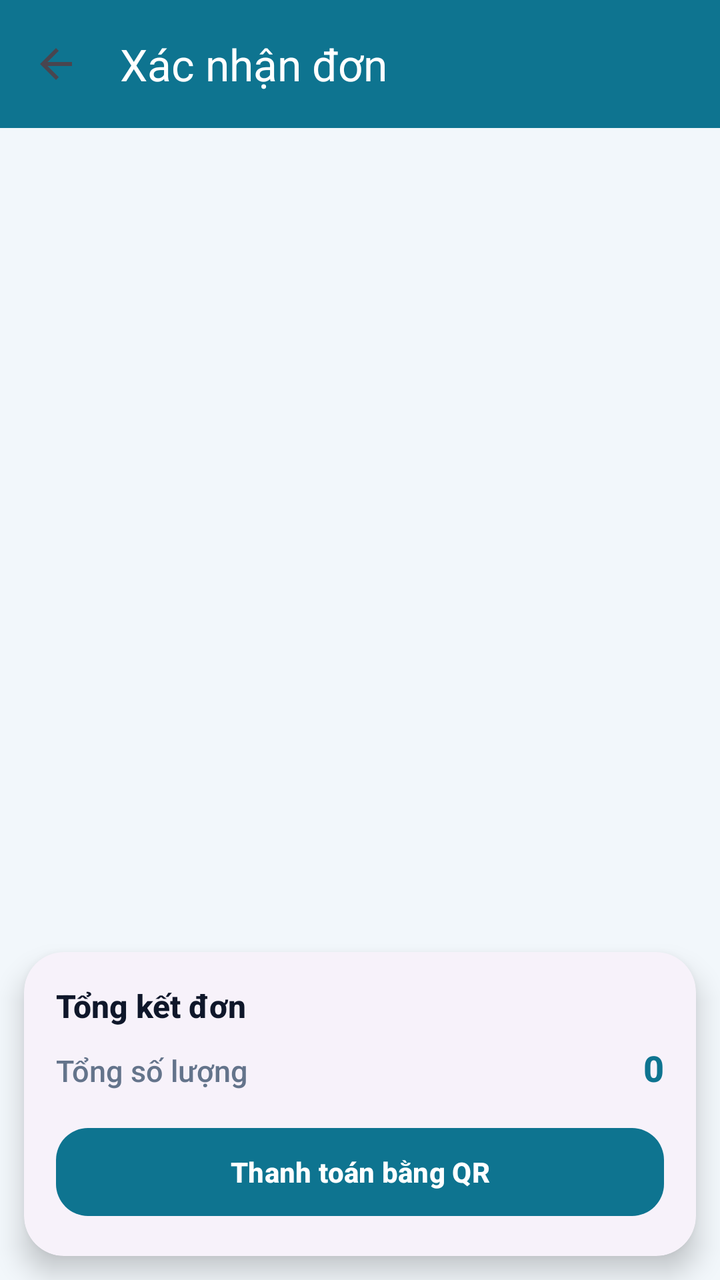
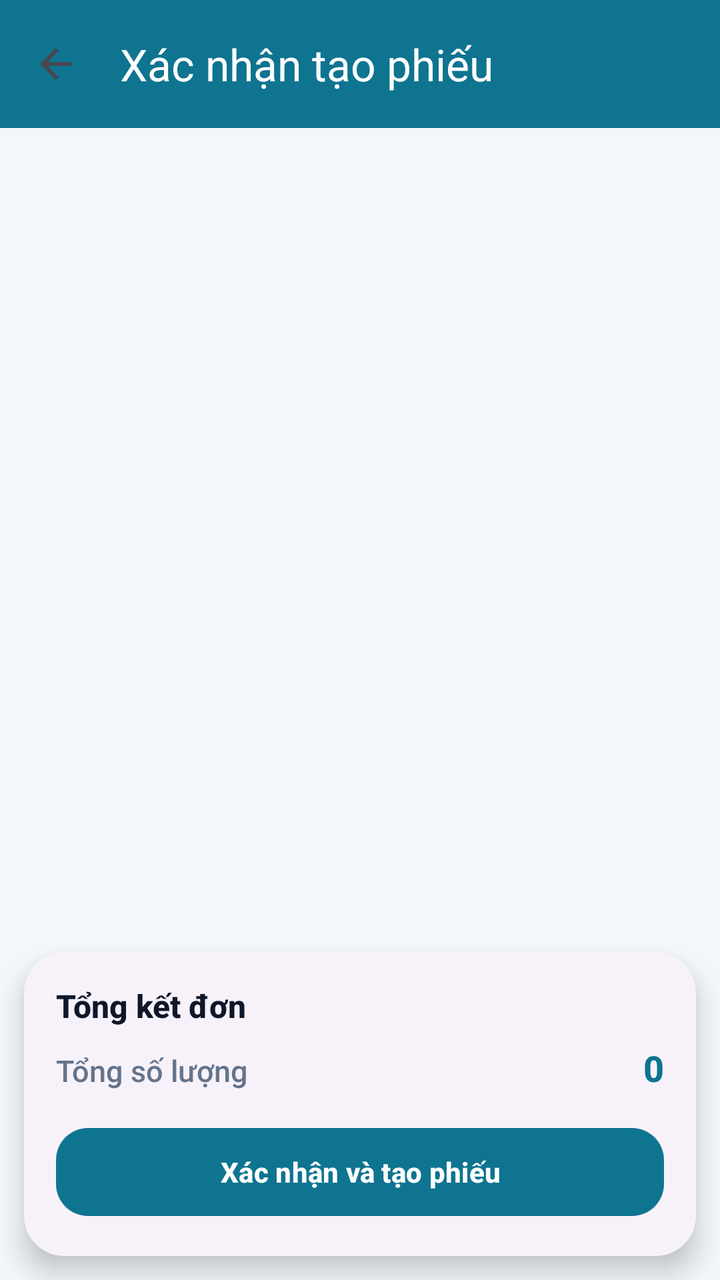

Screens rendered from an Android XML layout before and after an edit, with the pre-edit source and the edit as a unified diff.
<!-- AndroidManifest.xml: application theme Theme.InvSmart -->
<!-- res/layout/fragment_order_detail.xml -->
<?xml version="1.0" encoding="utf-8"?>
<androidx.constraintlayout.widget.ConstraintLayout xmlns:android="http://schemas.android.com/apk/res/android"
    xmlns:app="http://schemas.android.com/apk/res-auto"
    xmlns:tools="http://schemas.android.com/tools"
    android:layout_width="match_parent"
    android:layout_height="match_parent"
    android:background="@color/md_theme_light_background"
    tools:context=".ui.view.OrderDetailFragment">

    <com.google.android.material.appbar.AppBarLayout
        android:id="@+id/appBarLayout"
        android:layout_width="match_parent"
        android:layout_height="wrap_content"
        app:elevation="0dp"
        app:layout_constraintTop_toTopOf="parent">

        <androidx.appcompat.widget.Toolbar
            android:id="@+id/toolbar"
            android:layout_width="match_parent"
            android:layout_height="?attr/actionBarSize"
            app:title="Xác nhận đơn"
            app:titleTextColor="@android:color/white"
            app:navigationIcon="?attr/homeAsUpIndicator"
            android:background="?attr/colorPrimary" />
    </com.google.android.material.appbar.AppBarLayout>

    <androidx.recyclerview.widget.RecyclerView
        android:id="@+id/rvOrderDetails"
        android:layout_width="match_parent"
        android:layout_height="0dp"
        android:clipToPadding="false"
        android:paddingBottom="8dp"
        app:layout_constraintTop_toBottomOf="@+id/appBarLayout"
        app:layout_constraintBottom_toTopOf="@+id/bottomSection" />

    <com.google.android.material.card.MaterialCardView
        android:id="@+id/bottomSection"
        android:layout_width="match_parent"
        android:layout_height="wrap_content"
        android:layout_margin="12dp"
        app:cardCornerRadius="20dp"
        app:cardElevation="8dp"
        app:layout_constraintBottom_toBottomOf="parent">

        <LinearLayout
            android:layout_width="match_parent"
            android:layout_height="wrap_content"
            android:orientation="vertical"
            android:padding="16dp">

            <TextView
                android:layout_width="wrap_content"
                android:layout_height="wrap_content"
                android:text="Tổng kết đơn"
                android:textColor="?attr/colorOnSurface"
                android:textSize="16sp"
                android:textStyle="bold" />

            <LinearLayout
                android:layout_width="match_parent"
                android:layout_height="wrap_content"
                android:layout_marginTop="8dp"
                android:orientation="horizontal">

                <TextView
                    android:layout_width="0dp"
                    android:layout_height="wrap_content"
                    android:layout_weight="1"
                    android:text="Tổng số lượng"
                    android:textColor="@color/brand_text_muted"
                    android:textSize="15sp" />

                <TextView
                    android:id="@+id/tvTotalQuantity"
                    android:layout_width="wrap_content"
                    android:layout_height="wrap_content"
                    android:text="0"
                    android:textColor="?attr/colorPrimary"
                    android:textSize="18sp"
                    android:textStyle="bold" />
            </LinearLayout>

            <com.google.android.material.button.MaterialButton
                android:id="@+id/btnConfirm"
                android:layout_width="match_parent"
                android:layout_height="wrap_content"
                android:layout_marginTop="14dp"
                android:text="Thanh toán bằng QR"
                android:textStyle="bold" />

            <ProgressBar
                android:id="@+id/progressBar"
                android:layout_width="wrap_content"
                android:layout_height="wrap_content"
                android:layout_gravity="center"
                android:layout_marginTop="10dp"
                android:visibility="gone" />
        </LinearLayout>

    </com.google.android.material.card.MaterialCardView>

</androidx.constraintlayout.widget.ConstraintLayout>
<!-- resources referenced by this layout -->
<resources>
  <color name="brand_text_muted">#64748B</color>
  <color name="md_theme_light_background">#F2F7FB</color>
  <style name="Theme.InvSmart" parent="Base.Theme.InvSmart" />
  <style name="Base.Theme.InvSmart" parent="Theme.Material3.DayNight.NoActionBar">
          <item name="colorPrimary">@color/md_theme_light_primary</item>
          <item name="colorOnPrimary">@color/md_theme_light_onPrimary</item>
          <item name="colorPrimaryContainer">@color/md_theme_light_primaryContainer</item>
          <item name="colorOnPrimaryContainer">@color/md_theme_light_onPrimaryContainer</item>
          <item name="colorSecondary">@color/md_theme_light_secondary</item>
          <item name="colorOnSecondary">@color/md_theme_light_onSecondary</item>
          <item name="colorSurface">@color/md_theme_light_surface</item>
          <item name="colorOnSurface">@color/md_theme_light_onSurface</item>
          <item name="colorSurfaceVariant">@color/md_theme_light_surfaceVariant</item>
          <item name="colorOutline">@color/md_theme_light_outline</item>
          <item name="colorOnBackground">@color/md_theme_light_onBackground</item>
          <item name="colorError">@color/md_theme_light_error</item>
          <item name="colorOnError">@color/md_theme_light_onError</item>
          <item name="android:colorBackground">@color/md_theme_light_background</item>
  
          <item name="toolbarStyle">@style/Widget.InvSmart.Toolbar</item>
          <item name="materialButtonStyle">@style/Widget.InvSmart.Button.Primary</item>
          <item name="textInputStyle">@style/Widget.InvSmart.InputLayout</item>
          <item name="materialCardViewStyle">@style/Widget.InvSmart.Card</item>
  
          <item name="android:fontFamily">sans-serif-medium</item>
          <item name="android:statusBarColor">@android:color/transparent</item>
          <item name="android:windowLightStatusBar">true</item>
      </style>
  <color name="md_theme_light_primary">#0E7490</color>
  <color name="md_theme_light_onPrimary">#FFFFFF</color>
  <color name="md_theme_light_primaryContainer">#CCF0FA</color>
  <color name="md_theme_light_onPrimaryContainer">#062433</color>
  <color name="md_theme_light_secondary">#0F766E</color>
  <color name="md_theme_light_onSecondary">#FFFFFF</color>
  <color name="md_theme_light_surface">#FFFFFF</color>
  <color name="md_theme_light_onSurface">#0F172A</color>
  <color name="md_theme_light_surfaceVariant">#E3EDF7</color>
  <color name="md_theme_light_outline">#A8B4C3</color>
  <color name="md_theme_light_onBackground">#111827</color>
  <color name="md_theme_light_error">#D12F2F</color>
  <color name="md_theme_light_onError">#FFFFFF</color>
  <style name="Widget.InvSmart.Toolbar" parent="Widget.Material3.Toolbar">
          <item name="android:background">@color/md_theme_light_primary</item>
          <item name="titleTextColor">@color/md_theme_light_onPrimary</item>
          <item name="subtitleTextColor">@color/md_theme_light_onPrimary</item>
      </style>
  <style name="Widget.InvSmart.Button.Primary" parent="Widget.Material3.Button">
          <item name="cornerRadius">16dp</item>
          <item name="android:textAllCaps">false</item>
          <item name="android:minHeight">52dp</item>
      </style>
  <style name="Widget.InvSmart.InputLayout" parent="Widget.Material3.TextInputLayout.OutlinedBox.Dense">
          <item name="boxCornerRadiusTopStart">16dp</item>
          <item name="boxCornerRadiusTopEnd">16dp</item>
          <item name="boxCornerRadiusBottomStart">16dp</item>
          <item name="boxCornerRadiusBottomEnd">16dp</item>
      </style>
  <style name="Widget.InvSmart.Card" parent="Widget.Material3.CardView.Elevated">
          <item name="cardCornerRadius">18dp</item>
          <item name="cardElevation">3dp</item>
      </style>
</resources>

<!-- the commit's change to res/layout/fragment_order_detail.xml (unified diff, before → after) -->
@@ -18,7 +18,7 @@
             android:id="@+id/toolbar"
             android:layout_width="match_parent"
             android:layout_height="?attr/actionBarSize"
-            app:title="Xác nhận đơn"
+            app:title="Xác nhận tạo phiếu"
             app:titleTextColor="@android:color/white"
             app:navigationIcon="?attr/homeAsUpIndicator"
             android:background="?attr/colorPrimary" />
@@ -85,7 +85,7 @@
                 android:layout_width="match_parent"
                 android:layout_height="wrap_content"
                 android:layout_marginTop="14dp"
-                android:text="Thanh toán bằng QR"
+                android:text="Xác nhận và tạo phiếu"
                 android:textStyle="bold" />
 
             <ProgressBar
